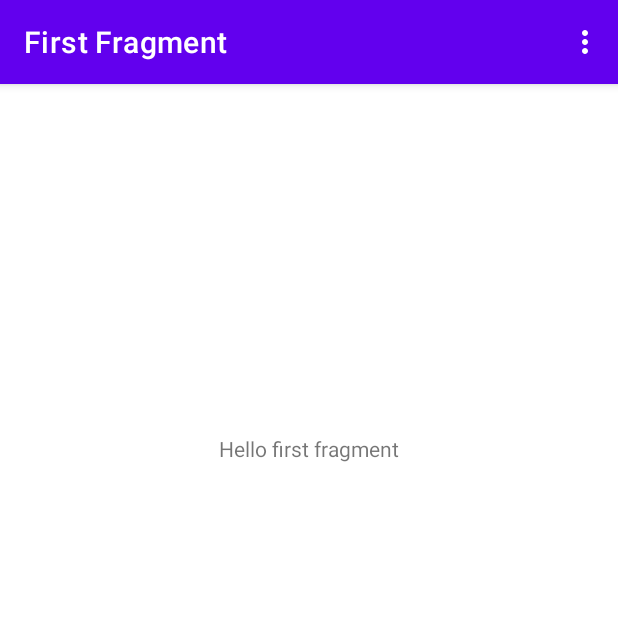
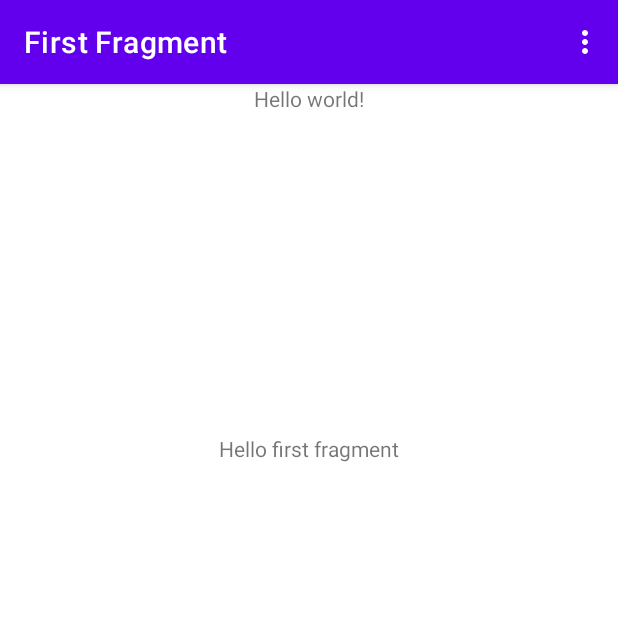
Before and after one commit to RamapatiMaurya/testdemo, an Android app: the screen it shows after launch (MainActivity), on a phone screen of 412 x 824 dp, the top half of it. Run offline under Robolectric (Android 15) with nearby library versions, the phone set to English and light mode, and no system bars; our stand-ins replace navigation-ui.

Commit message:
textview added

```diff
--- a/app/src/main/res/layout/content_main.xml
+++ b/app/src/main/res/layout/content_main.xml
@@ -4,6 +4,16 @@
     android:layout_width="match_parent"
     android:layout_height="match_parent"
     app:layout_behavior="@string/appbar_scrolling_view_behavior">
+
+    <TextView
+        android:id="@+id/number"
+        android:layout_width="wrap_content"
+        android:layout_height="wrap_content"
+        app:layout_constraintTop_toTopOf="parent"
+        app:layout_constraintStart_toStartOf="parent"
+        app:layout_constraintEnd_toEndOf="parent"
+        android:text="Hello world!"
+        />
 
     <fragment
         android:id="@+id/nav_host_fragment_content_main"
```
